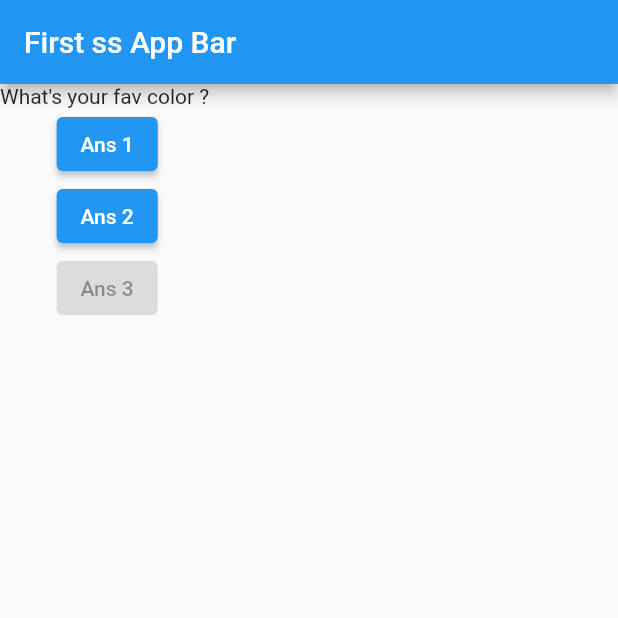
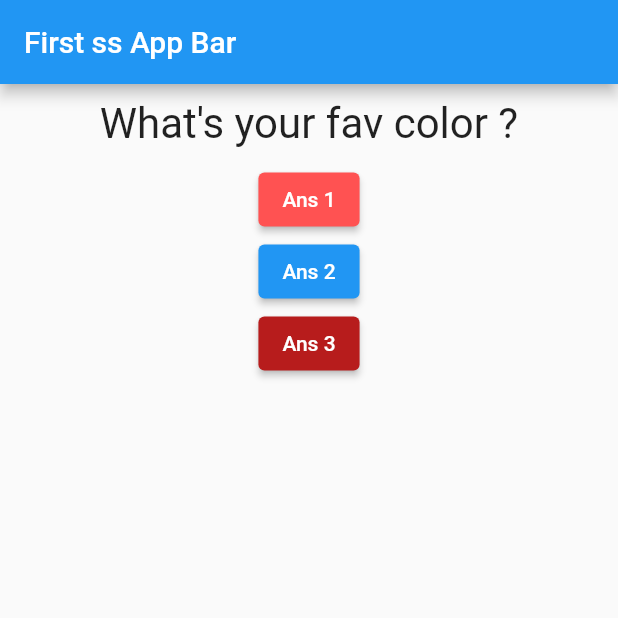
Before and after one commit to himanshu07Rai/Dart-Flutter, a Flutter app: the screen it shows after launch, on a phone screen of 412 x 824 dp, the top half of it. Run offline on Flutter 3.47's test engine with Material 2 defaults, Android fonts, the phone set to English and light mode, and no system bars.

Commit message:
custom components

```diff
--- a/first/lib/main.dart
+++ b/first/lib/main.dart
@@ -1,4 +1,5 @@
 import 'package:flutter/material.dart';
+import './question.dart';
 
 void main() => runApp(MyApp());
 
@@ -32,8 +33,11 @@ class _MyAppState extends State<MyApp> {
           ),
           body: Column(
             children: [
-              Text(_questions[_questionIdex]),
+              Question(_questions[_questionIdex]),
               ElevatedButton(
+                style: ButtonStyle(
+                  backgroundColor: MaterialStateProperty.all(Colors.redAccent),
+                ),
                 child: Text("Ans 1"),
                 onPressed: _ansQuestion,
               ),
@@ -42,8 +46,11 @@ class _MyAppState extends State<MyApp> {
                 onPressed: _ansQuestion,
               ),
               ElevatedButton(
+                style: ButtonStyle(
+                  backgroundColor: MaterialStateProperty.all(Colors.red[900]),
+                ),
                 child: Text("Ans 3"),
-                onPressed: null,
+                onPressed: _ansQuestion,
               ),
             ],
           )),
--- /dev/null
+++ b/first/lib/question.dart
@@ -0,0 +1,18 @@
+import 'package:flutter/material.dart';
+
+class Question extends StatelessWidget {
+  final String questionText;
+  Question(this.questionText);
+
+  @override
+  Widget build(BuildContext context) {
+    return Container(
+        width: double.infinity,
+        margin: EdgeInsets.all(10),
+        child: Text(
+          questionText,
+          style: TextStyle(fontSize: 28),
+          textAlign: TextAlign.center,
+        ));
+  }
+}
```
Also changed, not shown: 2 other files.
